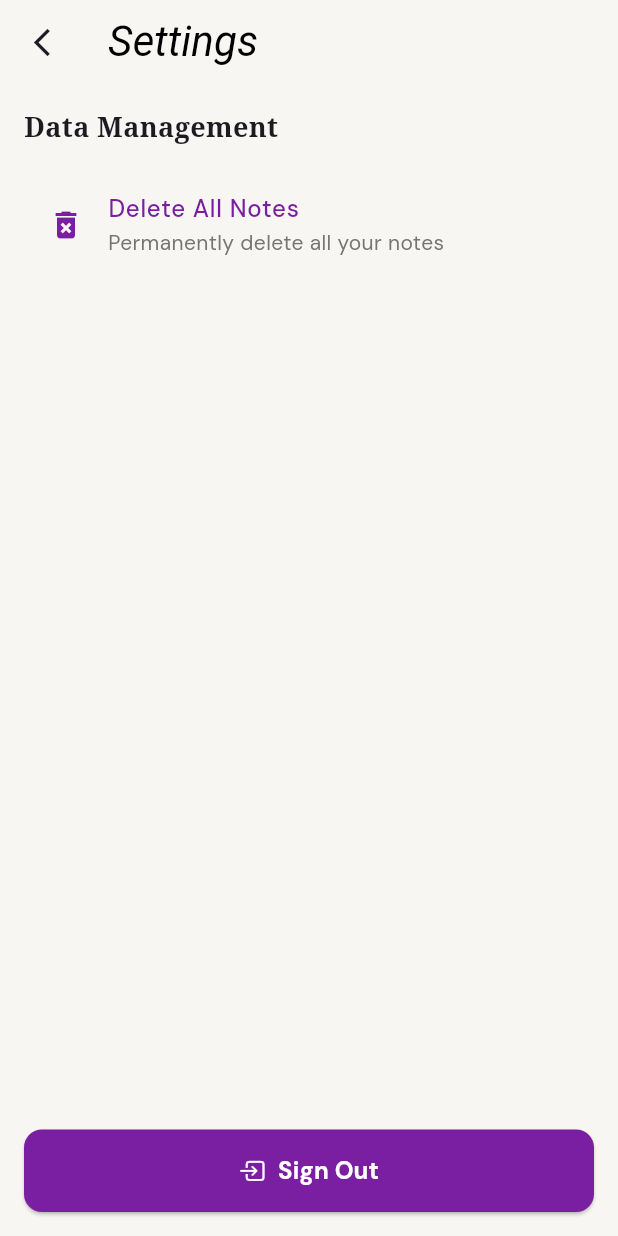
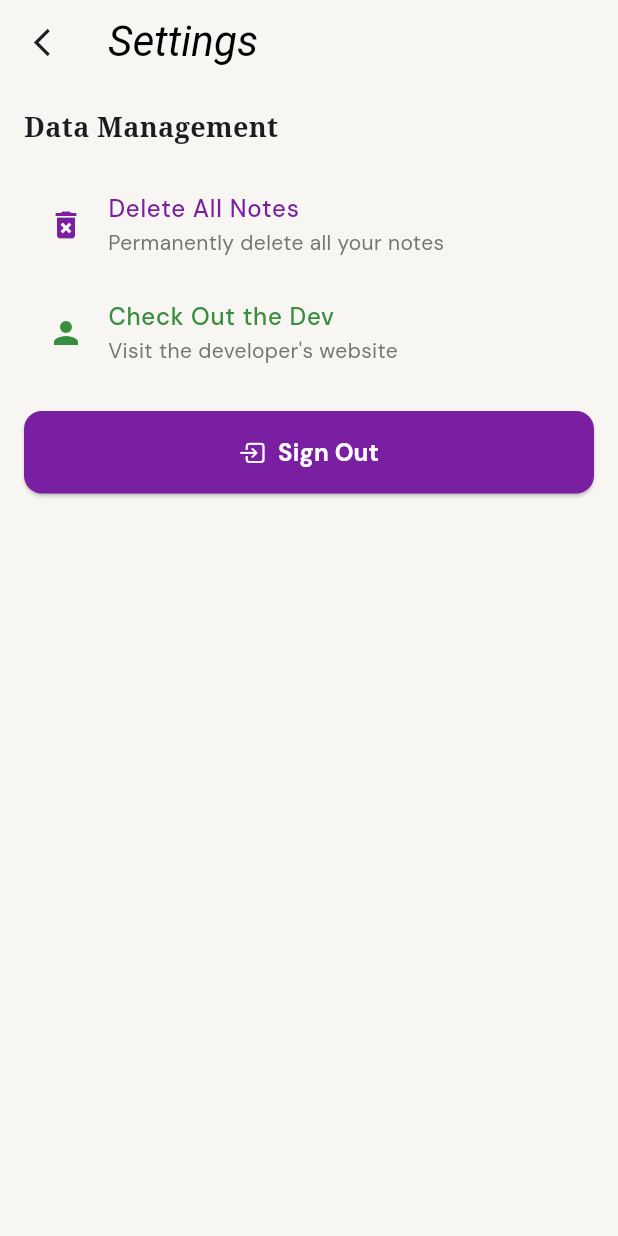
Before and after one commit to Shrit1401/Daydream, a Flutter app: the SettingsPage screen opened directly, on a phone screen of 412 x 824 dp. Run offline on Flutter 3.47's test engine with Material 3 defaults, Android fonts, the light colour scheme and no system bars; our stand-ins replace firebase_auth, firebase_core, fl_chart, google_fonts, hive, hive_flutter; missing offline and left inert: flutter_quill; accounts and stored records are empty.

Commit message:
doing more stuff

```diff
--- a/lib/pages/settings/settings_page.dart
+++ b/lib/pages/settings/settings_page.dart
@@ -4,6 +4,7 @@ import 'package:google_fonts/google_fonts.dart';
 import 'package:daydream/utils/hive/hive_local.dart';
 import 'package:daydream/components/instrument_text.dart';
 import 'package:firebase_auth/firebase_auth.dart';
+import 'package:url_launcher/url_launcher.dart';
 
 class SettingsPage extends StatelessWidget {
   const SettingsPage({super.key});
@@ -116,7 +117,31 @@ class SettingsPage extends StatelessWidget {
               ),
               onTap: () => _showDeleteConfirmationDialog(context),
             ),
-            const Spacer(),
+            ListTile(
+              leading: Icon(Icons.person, color: Colors.green[700]),
+              title: Text(
+                'Check Out the Dev',
+                style: GoogleFonts.dmSans(
+                  fontSize: 16,
+                  fontWeight: FontWeight.w500,
+                  color: Colors.green[700],
+                ),
+              ),
+              subtitle: Text(
+                "Visit the developer's website",
+                style: GoogleFonts.dmSans(
+                  fontSize: 14,
+                  color: Colors.grey[600],
+                ),
+              ),
+              onTap: () async {
+                final url = Uri.parse('https://shrit.in');
+                if (await canLaunchUrl(url)) {
+                  await launchUrl(url, mode: LaunchMode.externalApplication);
+                }
+              },
+            ),
+            const SizedBox(height: 16),
             SizedBox(
               width: double.infinity,
               child: ElevatedButton.icon(
```
Also changed, not shown: 1 other file.
